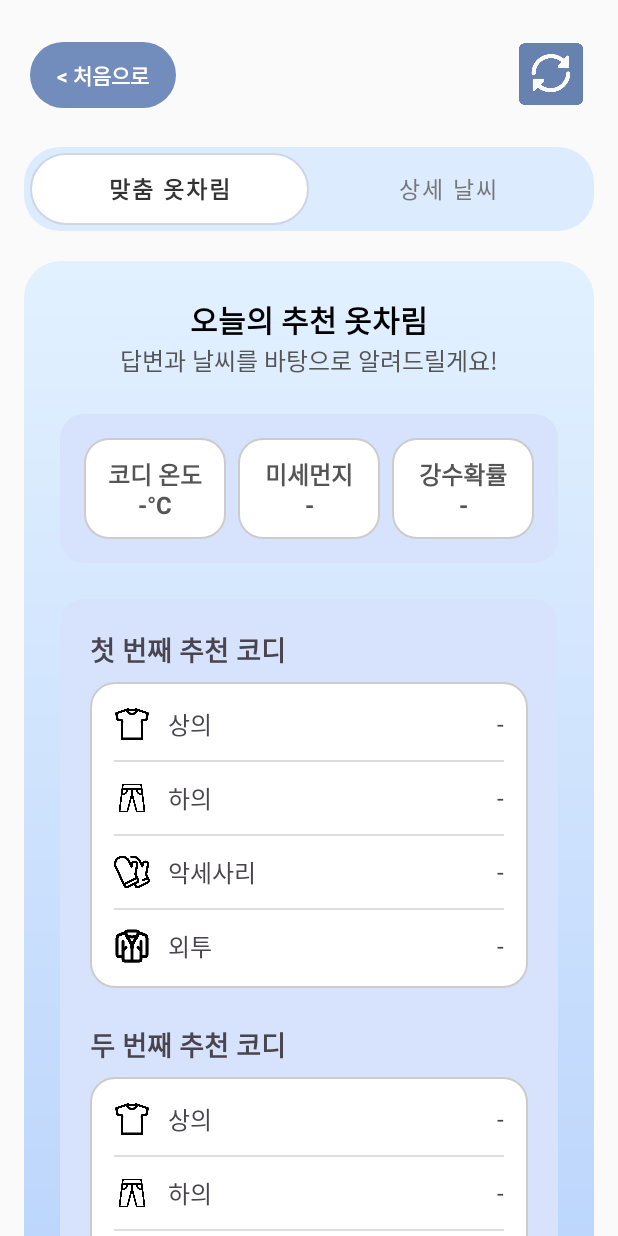
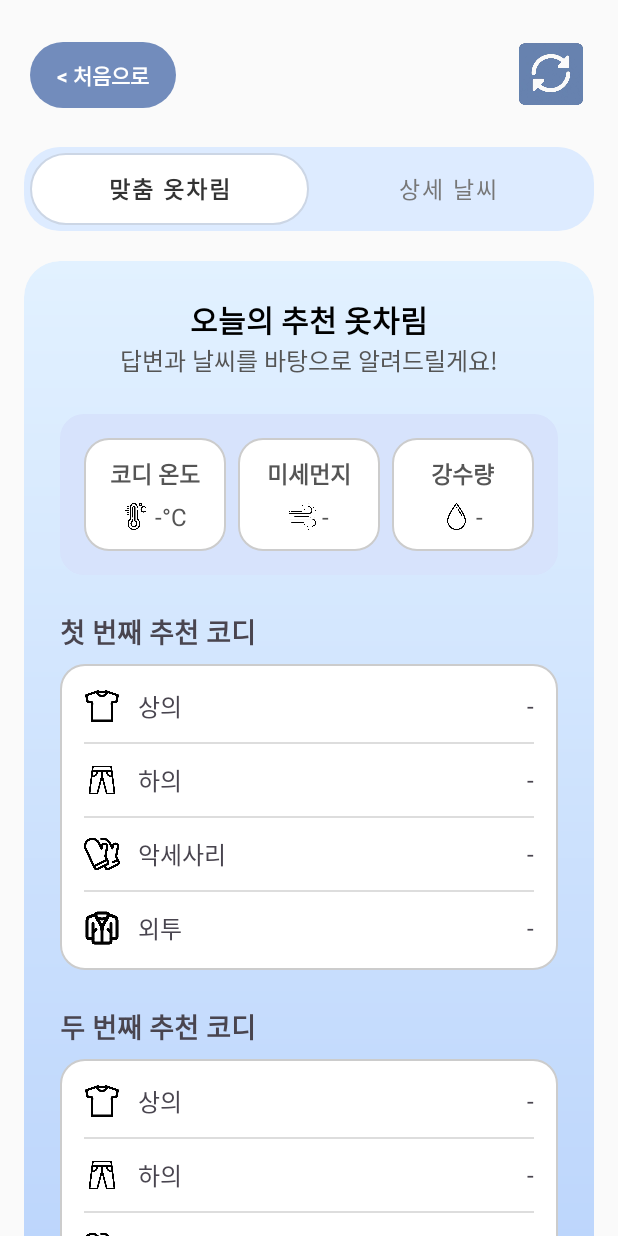
Before and after one commit to gayoung135/DailyWeather, an Android app: the OutfitRecommendationFragment screen opened through its navigation route, on a phone screen of 412 x 824 dp. Run offline under Robolectric (Android 15) with nearby library versions, the phone set to English and light mode, and no system bars; our stand-ins replace Room's generated code.

Commit message:
디자인 수정

```diff
--- a/app/src/main/java/com/smartapp/dailyweather/ui/home/OutfitRecommendationFragment.kt
+++ b/app/src/main/java/com/smartapp/dailyweather/ui/home/OutfitRecommendationFragment.kt
@@ -159,9 +159,9 @@ class OutfitRecommendationFragment : Fragment(R.layout.fragment_outfit_recommend
             // ──────────────
             // 온도 / 미세먼지 / 강수확률
             // ──────────────
-            tempText.text = "코디 온도\n${ui.temperatureText}"
-            pmText.text = "미세먼지\n${ui.airQualityText}"
-            rainText.text = "강수확률\n${ui.rainText}"
+            tempText.text = "${ui.temperatureText}"
+            pmText.text = "${ui.airQualityText}"
+            rainText.text = "${ui.rainText}"
 
             // ──────────────
             // 기분 색상 섹션 처리
--- a/app/src/main/res/layout/fragment_main_question.xml
+++ b/app/src/main/res/layout/fragment_main_question.xml
@@ -171,6 +171,7 @@
             android:layout_width="match_parent"
             android:layout_height="wrap_content"
             android:layout_marginTop="32dp"
+            android:layout_marginBottom="50dp"
             android:backgroundTint="#1976D2"
             android:textColor="#FFFFFF" />
 
--- a/app/src/main/res/layout/fragment_outfit_recommendation.xml
+++ b/app/src/main/res/layout/fragment_outfit_recommendation.xml
@@ -164,15 +164,37 @@
                         android:orientation="vertical"
                         android:gravity="center">
 
+                        <!-- 제목 (굵게) -->
+                        <TextView
+                            android:layout_width="wrap_content"
+                            android:layout_height="wrap_content"
+                            android:text="코디 온도"
+                            android:textSize="15sp"
+                            android:textStyle="bold"
+                            android:textColor="#555555" />
+
+                        <!-- 아이콘 + 값 (일반체) -->
+                        <LinearLayout
+                            android:layout_width="wrap_content"
+                            android:layout_height="wrap_content"
+                            android:orientation="horizontal"
+                            android:gravity="center_vertical"
+                            android:layout_marginTop="6dp">
+
+                            <ImageView
+                                android:layout_width="18dp"
+                                android:layout_height="18dp"
+                                android:layout_marginEnd="4dp"
+                                android:src="@drawable/ic_summary_morning" />
+
                             <TextView
                                 android:id="@+id/tempText"
                                 android:layout_width="wrap_content"
                                 android:layout_height="wrap_content"
-                            android:textStyle="bold"
-                            android:text="코디 온도\n-°C"
+                                android:text="-°C"
                                 android:textSize="16sp"
-                            android:textColor="#555555"
-                            android:gravity="center" />
+                                android:textColor="#555555" />
+                        </LinearLayout>
                     </LinearLayout>
 
                     <!-- 미세먼지 박스 -->
@@ -186,15 +208,37 @@
                         android:orientation="vertical"
                         android:gravity="center">
 
+                        <!-- 제목 -->
+                        <TextView
+                            android:layout_width="wrap_content"
+                            android:layout_height="wrap_content"
+                            android:text="미세먼지"
+                            android:textSize="15sp"
+                            android:textStyle="bold"
+                            android:textColor="#555555" />
+
+                        <!-- 아이콘 + 값 -->
+                        <LinearLayout
+                            android:layout_width="wrap_content"
+                            android:layout_height="wrap_content"
+                            android:orientation="horizontal"
+                            android:gravity="center_vertical"
+                            android:layout_marginTop="6dp">
+
+                            <ImageView
+                                android:layout_width="18dp"
+                                android:layout_height="18dp"
+                                android:layout_marginEnd="4dp"
+                                android:src="@drawable/ic_summary_pm10" />
+
                             <TextView
                                 android:id="@+id/pmText"
                                 android:layout_width="wrap_content"
                                 android:layout_height="wrap_content"
-                            android:textStyle="bold"
-                            android:text="미세먼지\n-"
+                                android:text="-"
                                 android:textSize="16sp"
-                            android:textColor="#555555"
-                            android:gravity="center" />
+                                android:textColor="#555555" />
+                        </LinearLayout>
                     </LinearLayout>
 
                     <!-- 강수확률 박스 -->
@@ -207,27 +251,39 @@
                         android:orientation="vertical"
                         android:gravity="center">
 
+                        <!-- 제목 -->
+                        <TextView
+                            android:layout_width="wrap_content"
+                            android:layout_height="wrap_content"
+                            android:text="강수량"
+                            android:textSize="15sp"
+                            android:textStyle="bold"
+                            android:textColor="#555555" />
+
+                        <!-- 아이콘 + 값 -->
+                        <LinearLayout
+                            android:layout_width="wrap_content"
+                            android:layout_height="wrap_content"
+                            android:orientation="horizontal"
+                            android:gravity="center_vertical"
+                            android:layout_marginTop="6dp">
+
+                            <ImageView
+                                android:layout_width="18dp"
+                                android:layout_height="18dp"
+                                android:layout_marginEnd="4dp"
+                                android:src="@drawable/ic_summary_pop" />
+
                             <TextView
                                 android:id="@+id/rainText"
                                 android:layout_width="wrap_content"
                                 android:layout_height="wrap_content"
-                            android:textStyle="bold"
-                            android:text="강수확률\n-"
+                                android:text="-"
                                 android:textSize="16sp"
-                            android:textColor="#555555"
-                            android:gravity="center" />
+                                android:textColor="#555555" />
                         </LinearLayout>
                     </LinearLayout>
-
-                <!--🔹 추천 코디 전체 그룹 -->
-                <LinearLayout
-                    android:id="@+id/outfitGroup"
-                    android:layout_width="match_parent"
-                    android:layout_height="wrap_content"
-                    android:orientation="vertical"
-                    android:background="@drawable/bg_weather_group"
-                    android:padding="20dp"
-                    android:layout_marginBottom="24dp">
+                </LinearLayout>
 
                 <!-- 첫 번째 추천 코디 -->
                 <TextView
@@ -553,7 +609,8 @@
                 android:orientation="vertical"
                 android:background="@drawable/bg_weather_group"
                 android:padding="20dp"
-                    android:layout_marginBottom="24dp">
+                android:layout_marginTop="25dp"
+                android:layout_marginBottom="25dp">
 
                 <TextView
                     android:layout_width="wrap_content"
@@ -580,7 +637,7 @@
                 android:orientation="vertical"
                 android:background="@drawable/bg_weather_group"
                 android:padding="20dp"
-                    android:layout_marginBottom="24dp">
+                android:layout_marginBottom="50dp">
 
                 <TextView
                     android:layout_width="wrap_content"
@@ -633,7 +690,5 @@
             </LinearLayout>
 
         </LinearLayout>
-        </LinearLayout>
-
     </androidx.constraintlayout.widget.ConstraintLayout>
 </androidx.core.widget.NestedScrollView>
--- a/app/src/main/res/layout/fragment_outfit_refresh_loading.xml
+++ b/app/src/main/res/layout/fragment_outfit_refresh_loading.xml
@@ -47,8 +47,7 @@
             android:background="@android:color/transparent"
             android:contentDescription="새로고침" />
     </LinearLayout>
-
-    <!-- 상단 탭 바 -->
+    <!-- 🔹 상단 탭 바 (버튼 아래로 이동) -->
     <LinearLayout
         android:id="@+id/tabBar"
         android:layout_width="0dp"
@@ -63,31 +62,33 @@
         app:layout_constraintEnd_toEndOf="parent"
         app:layout_constraintTop_toBottomOf="@id/topButtons">
 
-        <!-- 맞춤 옷차림 (현재 선택) -->
         <com.google.android.material.button.MaterialButton
             android:id="@+id/tabOutfit"
+            style="@style/Widget.MaterialComponents.Button.TextButton"
             android:layout_width="0dp"
             android:layout_height="48dp"
             android:layout_weight="1"
-            android:background="@drawable/bg_tab_left"
+            android:paddingStart="8dp"
+            android:paddingEnd="8dp"
             android:text="맞춤 옷차림"
             android:textColor="#333333"
             android:textSize="15sp"
             android:textStyle="bold"
+            android:background="@drawable/bg_tab_left"
             app:backgroundTint="@null" />
 
-        <!-- 상세 날씨 (비활성) -->
         <com.google.android.material.button.MaterialButton
             android:id="@+id/tabDetail"
+            style="@style/Widget.MaterialComponents.Button.TextButton"
             android:layout_width="0dp"
             android:layout_height="48dp"
             android:layout_weight="1"
+            android:paddingStart="8dp"
+            android:paddingEnd="8dp"
+            android:text="상세 날씨"
+            android:textColor="#777777"
+            android:textSize="15sp"
             android:background="@drawable/bg_tab_right"
-            android:text="상세 날씨"
-            android:textColor="#B0B0B0"
-            android:textSize="15sp"
-            android:textStyle="bold"
-            android:alpha="0.4"
             app:backgroundTint="@null" />
     </LinearLayout>
 
--- a/app/src/main/res/layout/fragment_select_question.xml
+++ b/app/src/main/res/layout/fragment_select_question.xml
@@ -51,8 +51,7 @@
             android:textSize="17sp"
             android:textStyle="bold"
             android:textAllCaps="false"
-            android:textColor="#FFFFFF"
-            app:backgroundTint="#2A77F1"
+            app:backgroundTint="#FFFFFF"
             app:rippleColor="#99FFFFFF"
             app:cornerRadius="28dp" />
 
--- a/app/src/main/res/layout/fragment_weather_detail.xml
+++ b/app/src/main/res/layout/fragment_weather_detail.xml
@@ -123,7 +123,7 @@
             <!-- 메인 아이콘 -->
             <ImageView
                 android:id="@+id/mainWeatherIcon"
-                android:layout_width="245dp"
+                android:layout_width="230dp"
                 android:layout_height="105dp"
                 android:layout_gravity="center"
                 android:layout_marginTop="5dp"
```
Lines whose indentation alone changed are shown as unchanged.
